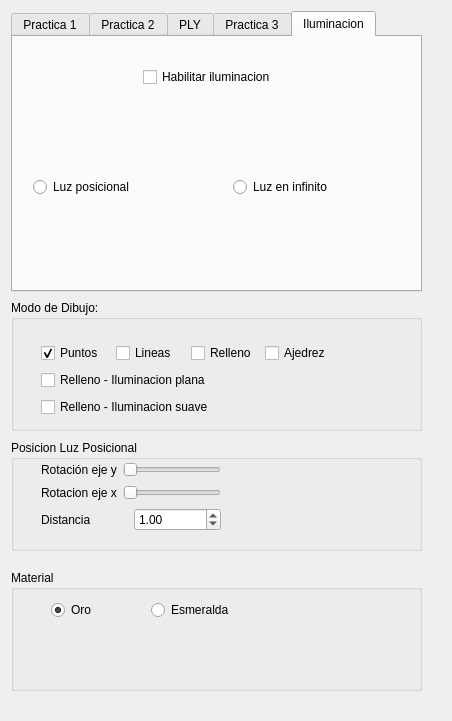
Qt form Practica4/esqueleto_qt/interfaz.ui (Ancaor/IG) before a commit.
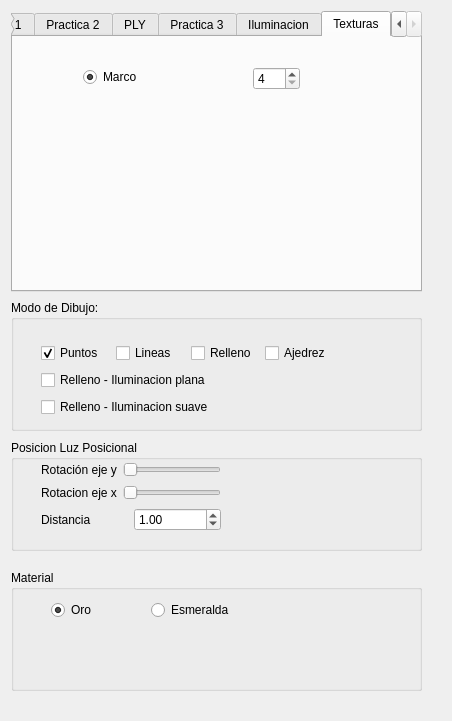
The same form after that commit.

Commit message: textura hecha, falta hacer interfaz

What changed in the file:
```diff
--- a/Practica4/esqueleto_qt/interfaz.ui
+++ b/Practica4/esqueleto_qt/interfaz.ui
@@ -23,7 +23,7 @@
     </rect>
    </property>
    <property name="currentIndex">
-    <number>4</number>
+    <number>5</number>
    </property>
    <widget class="QWidget" name="tab">
     <attribute name="title">
@@ -481,6 +481,43 @@
      </property>
     </widget>
    </widget>
+   <widget class="QWidget" name="tab_6">
+    <attribute name="title">
+     <string>Texturas</string>
+    </attribute>
+    <widget class="QRadioButton" name="radioButton_14">
+     <property name="geometry">
+      <rect>
+       <x>70</x>
+       <y>30</y>
+       <width>100</width>
+       <height>20</height>
+      </rect>
+     </property>
+     <property name="text">
+      <string>Marco</string>
+     </property>
+     <property name="checked">
+      <bool>true</bool>
+     </property>
+    </widget>
+    <widget class="QSpinBox" name="spinBox_2">
+     <property name="geometry">
+      <rect>
+       <x>240</x>
+       <y>30</y>
+       <width>47</width>
+       <height>23</height>
+      </rect>
+     </property>
+     <property name="minimum">
+      <number>4</number>
+     </property>
+     <property name="maximum">
+      <number>100</number>
+     </property>
+    </widget>
+   </widget>
   </widget>
   <widget class="QGroupBox" name="groupBox">
    <property name="geometry">
```
The commit also changes 9 other files.
